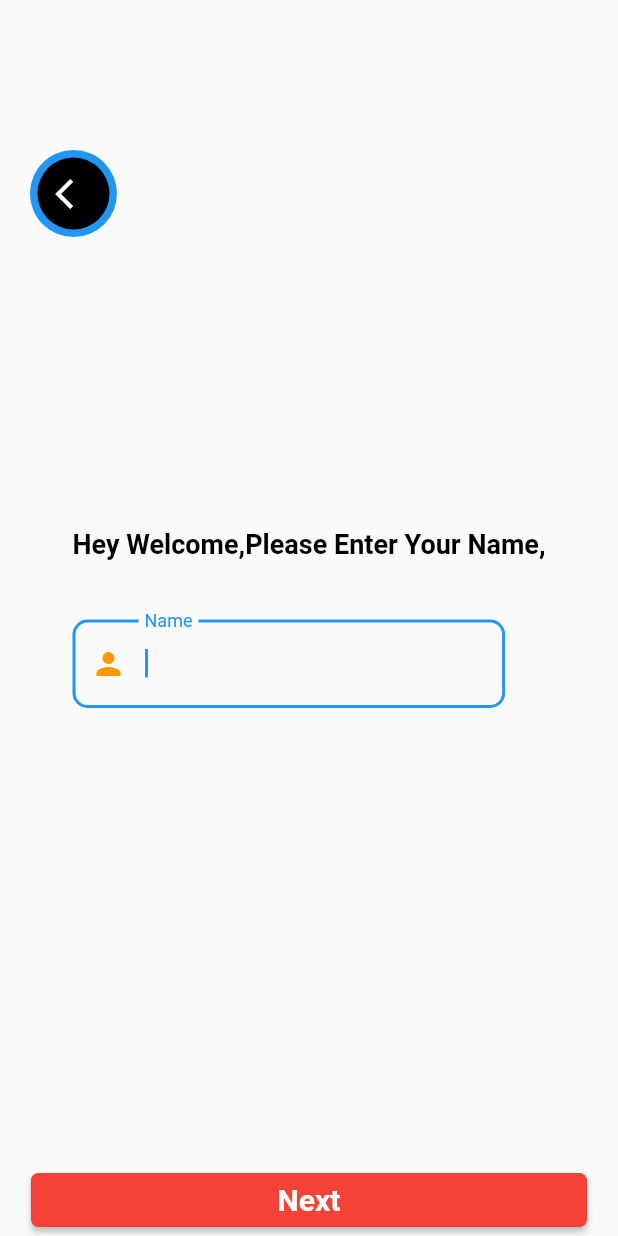
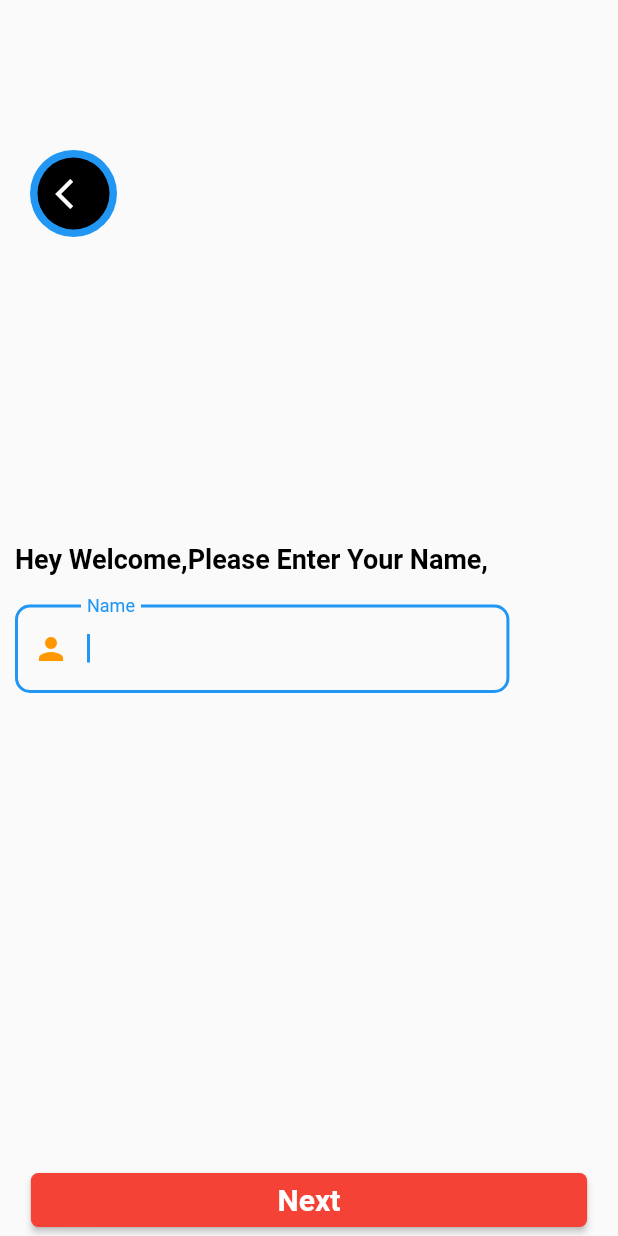
Before and after one commit to taylanyildiz/Flutter-Focus-Node, a Flutter app: the screen it shows after launch, on a phone screen of 412 x 824 dp. Run offline on Flutter 3.47's test engine with Material 2 defaults, Android fonts, the phone set to English and light mode, and no system bars.

```diff
--- a/lib/widgets/input_widget.dart
+++ b/lib/widgets/input_widget.dart
@@ -149,7 +149,7 @@ class _InputWidgetState extends State<InputWidget> {
   String? email;
   final help = <String>[
     'Hey Welcome,Please Enter Your Name,',
-    'Hey .. Enter User name',
+    '',
     'Finally Enter mail adress',
   ];
 
@@ -164,25 +164,10 @@ class _InputWidgetState extends State<InputWidget> {
 
     for (var i = 0; i < 3; i++) {
       prf.add(
-        Center(
-          child: Column(
-            crossAxisAlignment: CrossAxisAlignment.start,
-            mainAxisAlignment: MainAxisAlignment.center,
-            children: [
-              Container(
-                child: Text(
-                  help[i],
-                  style: TextStyle(
-                    color: Colors.black,
-                    fontSize: 18.0,
-                    fontWeight: FontWeight.bold,
-                  ),
-                  overflow: TextOverflow.ellipsis,
-                ),
-              ),
-              SizedBox(height: 40.0),
-              SizedBox(
-                width: size.width * .7,
+        Padding(
+          padding: const EdgeInsets.all(10.0),
+          child: SizedBox(
+            width: size.width * .8,
             child: Form(
               key: _key[i],
               child: TextFormField(
@@ -208,8 +193,6 @@ class _InputWidgetState extends State<InputWidget> {
                 ),
               ),
             ),
-              ),
-            ],
           ),
         ),
       );
@@ -237,7 +220,27 @@ class _InputWidgetState extends State<InputWidget> {
                     controller: _pageController!,
                     itemBuilder: (context, index) {
                       FocusScope.of(context).requestFocus(node[currentPage]);
-                      return profile![index];
+                      return Column(
+                        crossAxisAlignment: CrossAxisAlignment.start,
+                        mainAxisAlignment: MainAxisAlignment.center,
+                        children: [
+                          Container(
+                            padding: EdgeInsets.all(10.0),
+                            child: Text(
+                              currentPage == 1
+                                  ? 'Hey $currentName Enter User name'
+                                  : help[currentPage],
+                              style: TextStyle(
+                                color: Colors.black,
+                                fontSize: 18.0,
+                                fontWeight: FontWeight.bold,
+                              ),
+                              overflow: TextOverflow.ellipsis,
+                            ),
+                          ),
+                          profile![currentPage],
+                        ],
+                      );
                     },
                   );
                 } else {
```
Lines whose indentation alone changed are shown as unchanged.
